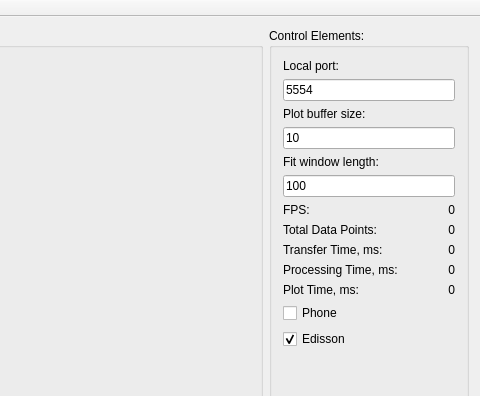
Old version of the form RacketMotionServer/mainwin.ui in the repository Sureshdharani/Racket-Project; both pictures show x 181 to 661 and y 0 to 396 of the 661 by 523 pixel window.
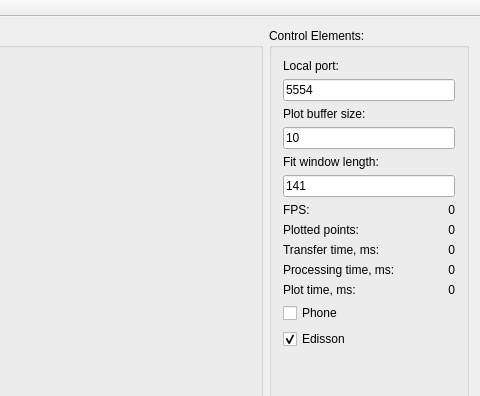
New version of the form. Custom widgets are drawn as their Qt base class.

Patch:
```diff
--- a/RacketMotionServer/mainwin.ui
+++ b/RacketMotionServer/mainwin.ui
@@ -235,7 +235,7 @@
             <string extracomment="Local Port"/>
            </property>
            <property name="text">
-            <string>100</string>
+            <string>141</string>
            </property>
           </widget>
          </item>
@@ -287,7 +287,7 @@
               </sizepolicy>
              </property>
              <property name="text">
-              <string>Total Data Points:</string>
+              <string>Plotted points:</string>
              </property>
             </widget>
            </item>
@@ -320,7 +320,7 @@
               </sizepolicy>
              </property>
              <property name="text">
-              <string>Transfer Time, ms:</string>
+              <string>Transfer time, ms:</string>
              </property>
             </widget>
            </item>
@@ -353,7 +353,7 @@
               </sizepolicy>
              </property>
              <property name="text">
-              <string>Processing Time, ms:</string>
+              <string>Processing time, ms:</string>
              </property>
             </widget>
            </item>
@@ -386,7 +386,7 @@
               </sizepolicy>
              </property>
              <property name="text">
-              <string>Plot Time, ms:</string>
+              <string>Plot time, ms:</string>
              </property>
             </widget>
            </item>
```
